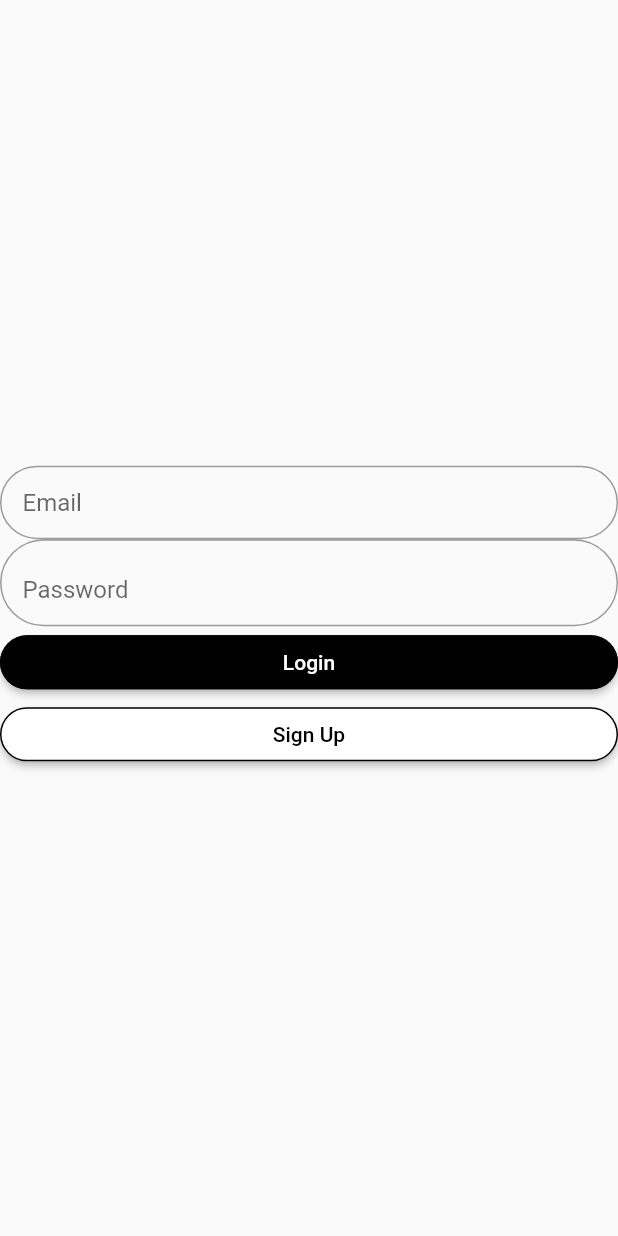
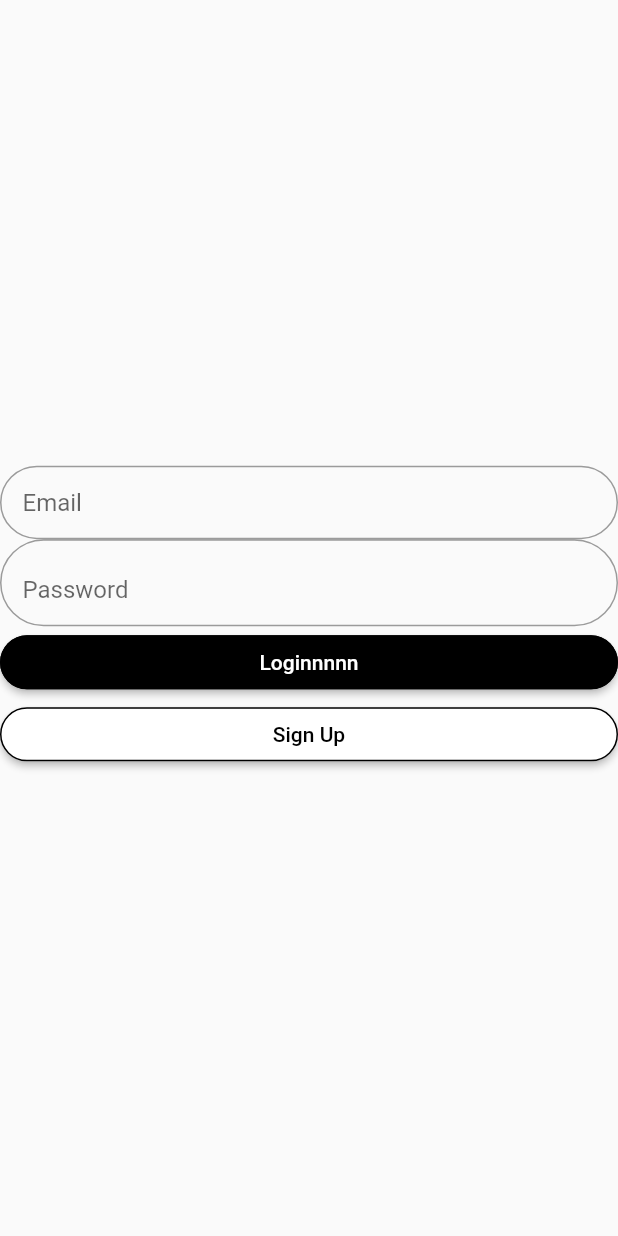
Before and after one commit to shahbazgondalnew/flutter-login-screen-UI, a Flutter app: the screen it shows after launch, on a phone screen of 412 x 824 dp. Run offline on Flutter 3.47's test engine with Material 2 defaults, Android fonts, the phone set to English and light mode, and no system bars; our stand-ins replace cached_network_image, cloud_firestore, firebase_auth, firebase_core; accounts and stored records are empty.

Commit message:
user dp added 2

```diff
--- a/lib/main.dart
+++ b/lib/main.dart
@@ -145,7 +145,7 @@ class _MyHomePageState extends State<MyHomePage> {
                   }
                 },
                 child: Expanded(
-                  child: const Text("Login"),
+                  child: const Text("Loginnnnn"),
                 ),
               ),
             ),
```
